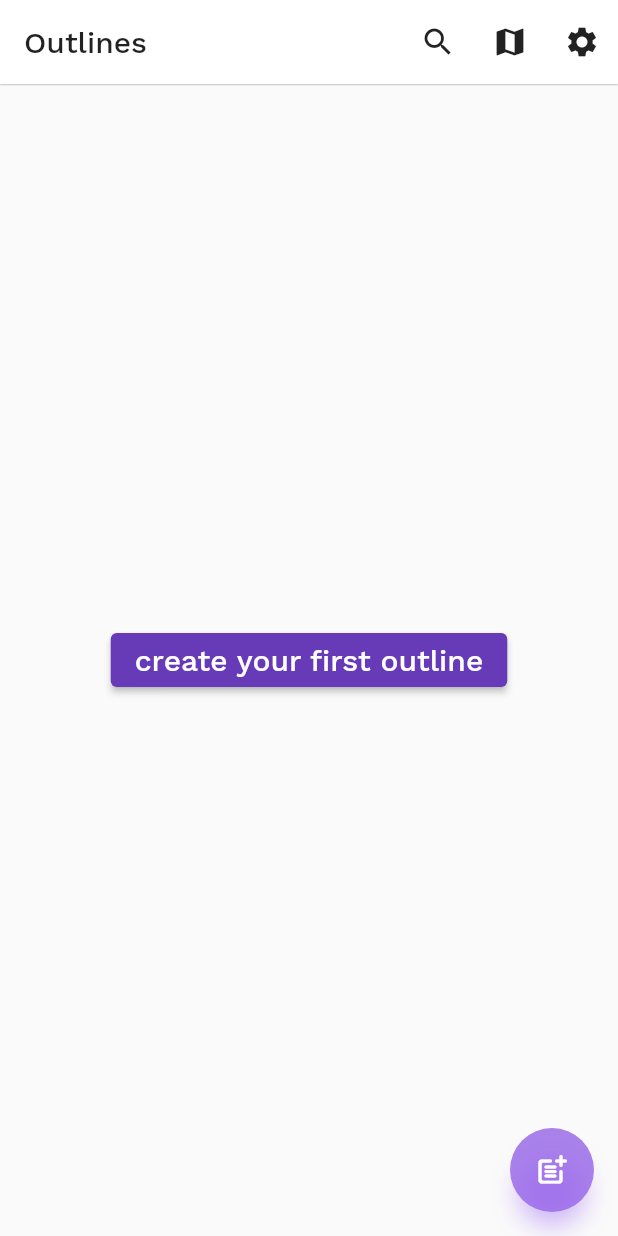
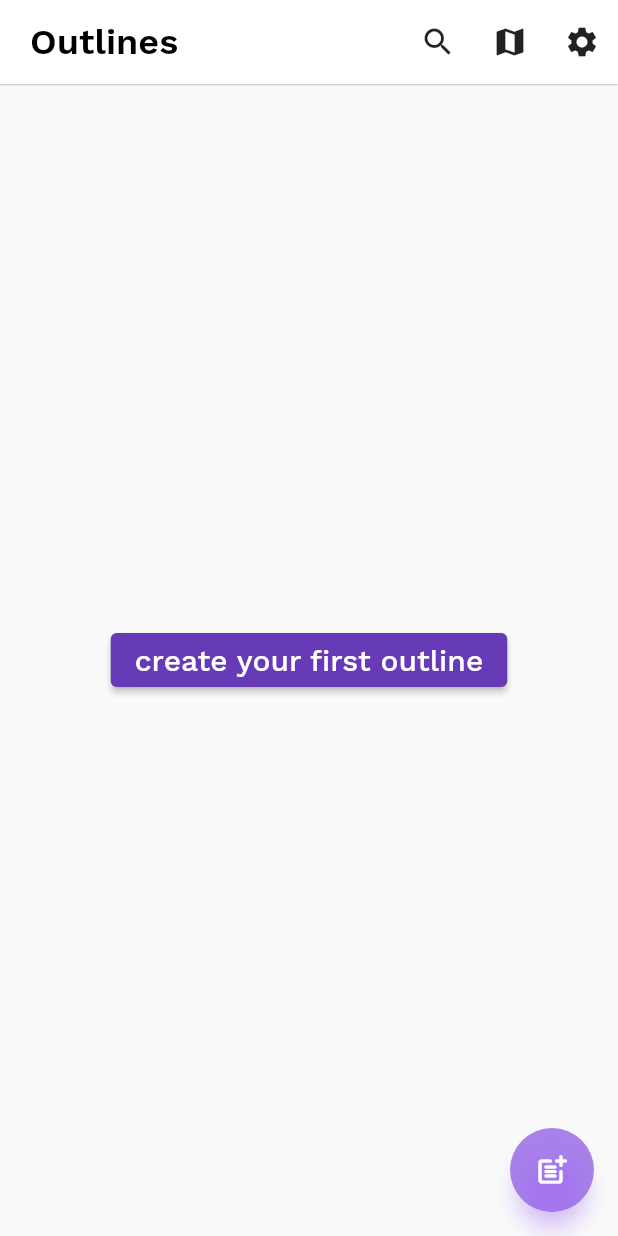
Before and after one commit to maxkrieger/voiceliner, a Flutter app: the OutlinesView screen opened directly, on a phone screen of 412 x 824 dp. Run offline on Flutter 3.47's test engine with Material 2 defaults, Android fonts, the phone set to English and light mode, and no system bars; our stand-ins replace connectivity_plus, emoji_picker_flutter, flutter_map, google_sign_in, introduction_screen, latlong2 and 9 more; missing offline and left inert: extension_google_sign_in_as_googleapis_auth, filesize, flutter_archive, flutter_sound, flutter_vibrate, googleapis and 2 more; accounts and stored records are empty; statements that could not run were skipped.

Commit message:
Update paddings

```diff
--- a/lib/main.dart
+++ b/lib/main.dart
@@ -19,13 +19,19 @@ final routes = {
   "/onboarding": const OnboardingView()
 };
 
+const generalAppBar =
+    AppBarTheme(elevation: 0.4, centerTitle: false, titleSpacing: 20);
+
 final theme = ThemeData(
   fontFamily: "Work Sans",
-  appBarTheme: const AppBarTheme(
-      elevation: 0.4,
-      centerTitle: false,
+  appBarTheme: generalAppBar.copyWith(
       backgroundColor: Colors.white,
-      foregroundColor: Colors.black87),
+      foregroundColor: Colors.black87,
+      titleTextStyle: const TextStyle(
+          fontFamily: "Work Sans",
+          fontSize: 24,
+          fontWeight: FontWeight.w700,
+          color: Colors.black)),
   focusColor: classicPurple,
   primarySwatch: Colors.deepPurple,
   primaryColor: classicPurple,
@@ -134,10 +140,12 @@ class _VoiceOutlinerAppState extends State<VoiceOutlinerApp> {
       theme: theme,
       darkTheme: ThemeData(
           fontFamily: "Work Sans",
-          appBarTheme: const AppBarTheme(
-            elevation: 0.4,
-            centerTitle: false,
-          ),
+          appBarTheme: generalAppBar.copyWith(
+              titleTextStyle: const TextStyle(
+                  fontFamily: "Work Sans",
+                  fontSize: 24,
+                  fontWeight: FontWeight.w700,
+                  color: Colors.white)),
           brightness: Brightness.dark,
           primaryColor: classicPurple,
           primarySwatch: Colors.deepPurple),
--- a/lib/views/notes_view.dart
+++ b/lib/views/notes_view.dart
@@ -252,10 +252,7 @@ class _NotesViewState extends State<_NotesView> {
             child: InkWell(
                 onTap: () => _handleMenu("rename"),
                 borderRadius: const BorderRadius.all(Radius.circular(5.0)),
-                child: Text(
-                  "$currentOutlineEmoji $currentOutlineName",
-                  textAlign: TextAlign.center,
-                )),
+                child: Text("$currentOutlineEmoji $currentOutlineName")),
           )
         ]),
         leading: IconButton(
--- a/lib/views/outlines_view.dart
+++ b/lib/views/outlines_view.dart
@@ -120,8 +120,7 @@ class _OutlinesViewState extends State<OutlinesView> {
                 }),
               )
             : null,
-        title: AnimatedSwitcher(
-            child: searchFocused
+        title: searchFocused
             ? TextField(
                 showCursor: true,
                 onChanged: performSearch,
@@ -135,8 +134,9 @@ class _OutlinesViewState extends State<OutlinesView> {
                 ),
                 autocorrect: false,
               )
-                : const Text("Outlines"),
-            duration: const Duration(milliseconds: 300)),
+            : const Text(
+                "Outlines",
+              ),
         actions: !(searchFocused)
             ? [
                 IconButton(
--- a/lib/widgets/outlines_list.dart
+++ b/lib/widgets/outlines_list.dart
@@ -25,6 +25,7 @@ class OutlinesList extends StatelessWidget {
         return const SizedBox(height: 0);
       }
       return ListTile(
+        contentPadding: const EdgeInsets.symmetric(vertical: 8, horizontal: 17),
         key: Key("outline-$num"),
         leading: outline.archived
             ? const Icon(Icons.archive)
@@ -54,6 +55,7 @@ class OutlinesList extends StatelessWidget {
         context.select<OutlinesModel, int>((value) => value.outlines.length);
     return Scrollbar(
         child: ListView.builder(
+            padding: EdgeInsets.zero,
             shrinkWrap: true,
             itemCount: numOutlines,
             itemBuilder: _buildOutline));
--- a/pubspec.yaml
+++ b/pubspec.yaml
@@ -112,6 +112,7 @@ flutter:
        fonts:
          - asset: fonts/WorkSans-Medium.ttf
          - asset: fonts/WorkSans-Regular.ttf
+         - asset: fonts/WorkSans-SemiBold.ttf
   #   - family: Trajan Pro
   #     fonts:
   #       - asset: fonts/TrajanPro.ttf
```
Also changed, not shown: fonts/WorkSans-SemiBold.ttf (added). Lines whose indentation alone changed are shown as unchanged.
